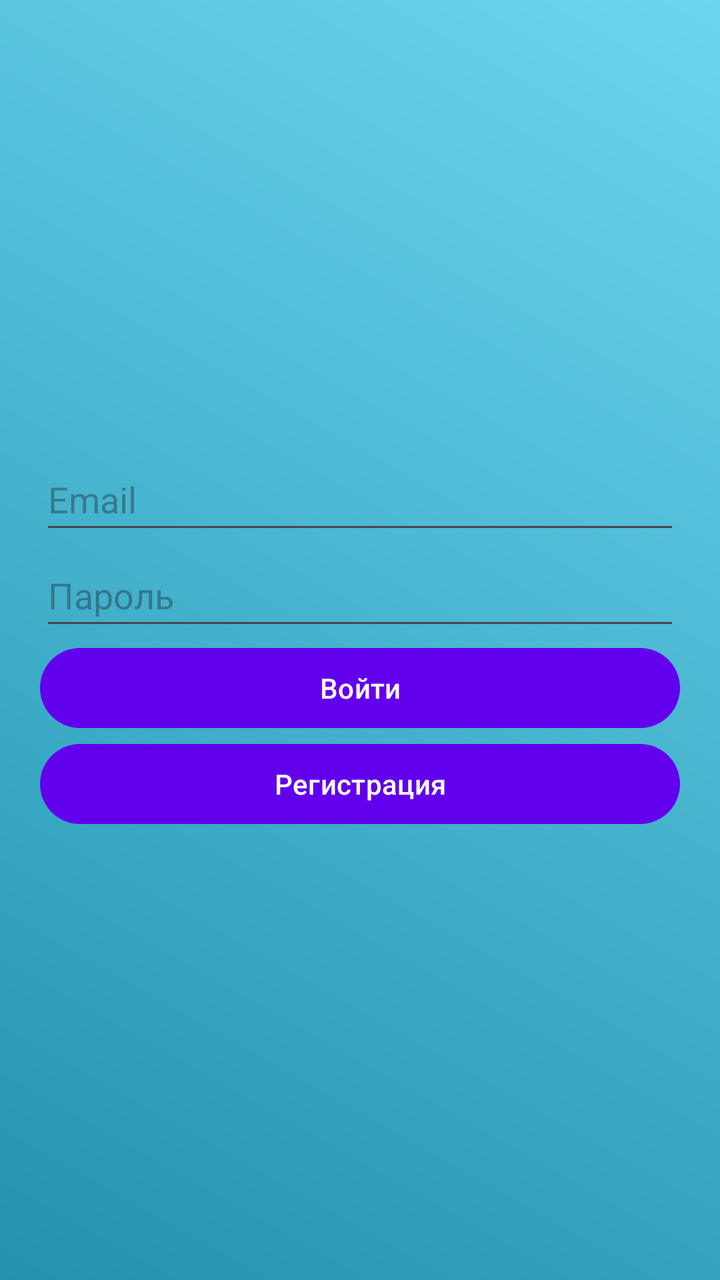
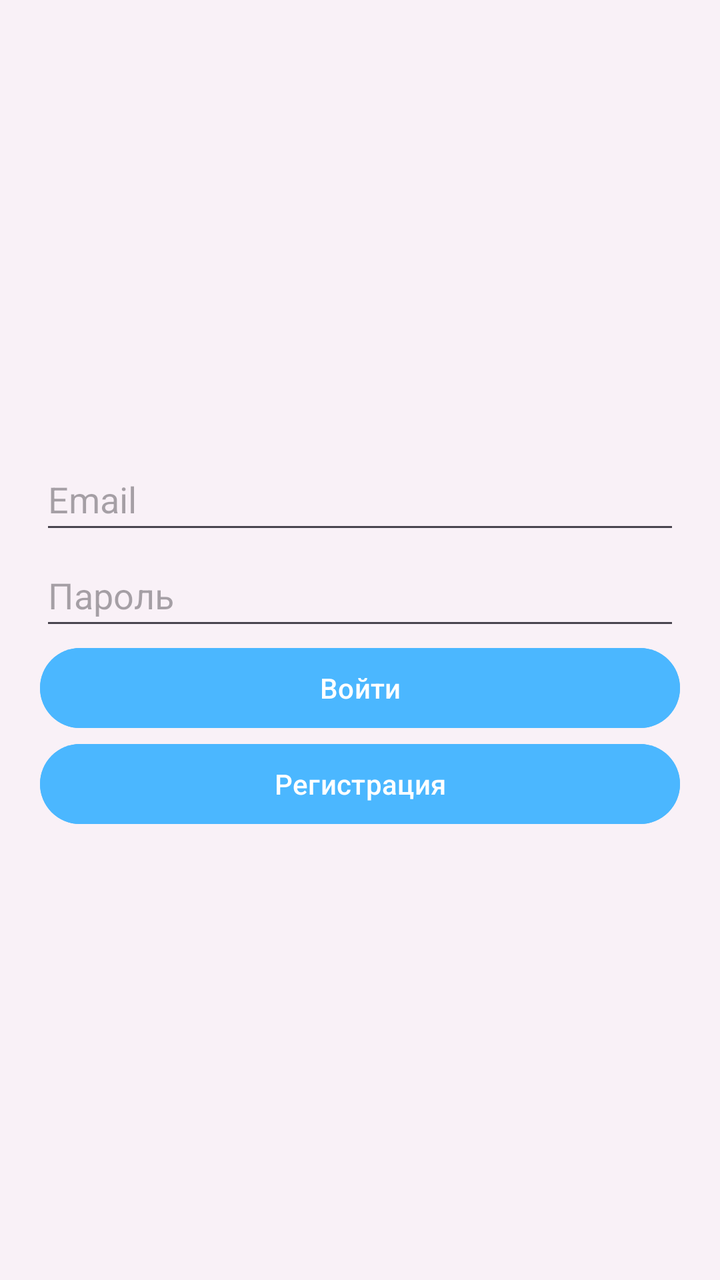

Two renders of the same Android screen: before a commit and after it. Below are the layout's source before the change and the commit's diff.
<!-- AndroidManifest.xml: application theme Theme.Project -->
<!-- res/layout/activity_login.xml -->
<?xml version="1.0" encoding="utf-8"?>
<LinearLayout xmlns:android="http://schemas.android.com/apk/res/android"
    android:background="@drawable/gradient_bg"
    android:layout_width="match_parent"
    android:layout_height="match_parent"
    android:padding="20dp"
    android:gravity="center"
    android:orientation="vertical">

    <EditText
        android:id="@+id/email"
        android:layout_width="match_parent"
        android:layout_height="wrap_content"
        android:hint="Email"
        android:inputType="textEmailAddress"
        android:minHeight="48dp" />

    <EditText
        android:id="@+id/password"
        android:layout_width="match_parent"
        android:layout_height="wrap_content"
        android:hint="Пароль"
        android:inputType="textPassword"
        android:minHeight="48dp" />

    <ProgressBar
        android:id="@+id/progressBar"
        android:layout_width="wrap_content"
        android:layout_height="wrap_content"
        android:visibility="gone"/>

    <Button
        android:id="@+id/loginButton"
        android:layout_width="match_parent"
        android:layout_height="wrap_content"
        android:text="Войти"/>

    <Button
        android:id="@+id/registerButton"
        android:layout_width="match_parent"
        android:layout_height="wrap_content"
        android:text="Регистрация"/>
</LinearLayout>
<!-- resources referenced by this layout -->
<resources>
  <!-- drawable gradient_bg (drawable) -->
  <layer-list xmlns:android="http://schemas.android.com/apk/res/android">
      <item>
          <shape android:shape="rectangle">
              <gradient
                  android:angle="45"
                  android:startColor="#2193b0"
                  android:endColor="#6dd5ed"
                  android:type="linear"/>
          </shape>
      </item>
  </layer-list>
  <style name="Theme.Project" parent="Theme.Material3.Light">
  
          <item name="windowActionBar">false</item>
          <item name="windowNoTitle">true</item>
          
          <item name="colorPrimary">#6200EE</item>
          <item name="colorPrimaryVariant">#3700B3</item>
          <item name="colorOnPrimary">#FFFFFF</item>
  
          
          <item name="android:buttonStyle">@style/MyButtonStyle</item>
      </style>
  <style name="MyButtonStyle" parent="Widget.Material3.Button">
          <item name="materialButtonStyle">@style/MyRoundedButton</item>
      </style>
  <style name="MyRoundedButton" parent="Widget.Material3.Button">
          <item name="backgroundTint">#6200EE</item>
          <item name="android:textColor">#FFFFFF</item>
          <item name="shapeAppearanceOverlay">@style/RoundedCorners</item>
      </style>
  <style name="RoundedCorners">
          <item name="cornerSize">16dp</item>
      </style>
</resources>

<!-- the commit's change to res/layout/activity_login.xml (unified diff, before → after) -->
@@ -1,11 +1,11 @@
 <?xml version="1.0" encoding="utf-8"?>
 <LinearLayout xmlns:android="http://schemas.android.com/apk/res/android"
-    android:background="@drawable/gradient_bg"
     android:layout_width="match_parent"
     android:layout_height="match_parent"
-    android:padding="20dp"
+    android:background="#f9f1f7"
     android:gravity="center"
-    android:orientation="vertical">
+    android:orientation="vertical"
+    android:padding="20dp">
 
     <EditText
         android:id="@+id/email"
@@ -27,17 +27,19 @@
         android:id="@+id/progressBar"
         android:layout_width="wrap_content"
         android:layout_height="wrap_content"
-        android:visibility="gone"/>
+        android:visibility="gone" />
 
     <Button
         android:id="@+id/loginButton"
         android:layout_width="match_parent"
         android:layout_height="wrap_content"
-        android:text="Войти"/>
+        android:backgroundTint="#4BB7FF"
+        android:text="Войти" />
 
     <Button
         android:id="@+id/registerButton"
         android:layout_width="match_parent"
         android:layout_height="wrap_content"
-        android:text="Регистрация"/>
+        android:backgroundTint="#4bb7ff"
+        android:text="Регистрация" />
 </LinearLayout>
<!-- resource entries referenced after the edit -->
@@ -1,17 +1,5 @@
 <!-- resources referenced by this layout -->
 <resources>
-  <!-- drawable gradient_bg (drawable) -->
-  <layer-list xmlns:android="http://schemas.android.com/apk/res/android">
-      <item>
-          <shape android:shape="rectangle">
-              <gradient
-                  android:angle="45"
-                  android:startColor="#2193b0"
-                  android:endColor="#6dd5ed"
-                  android:type="linear"/>
-          </shape>
-      </item>
-  </layer-list>
   <style name="Theme.Project" parent="Theme.Material3.Light">
   
           <item name="windowActionBar">false</item>
